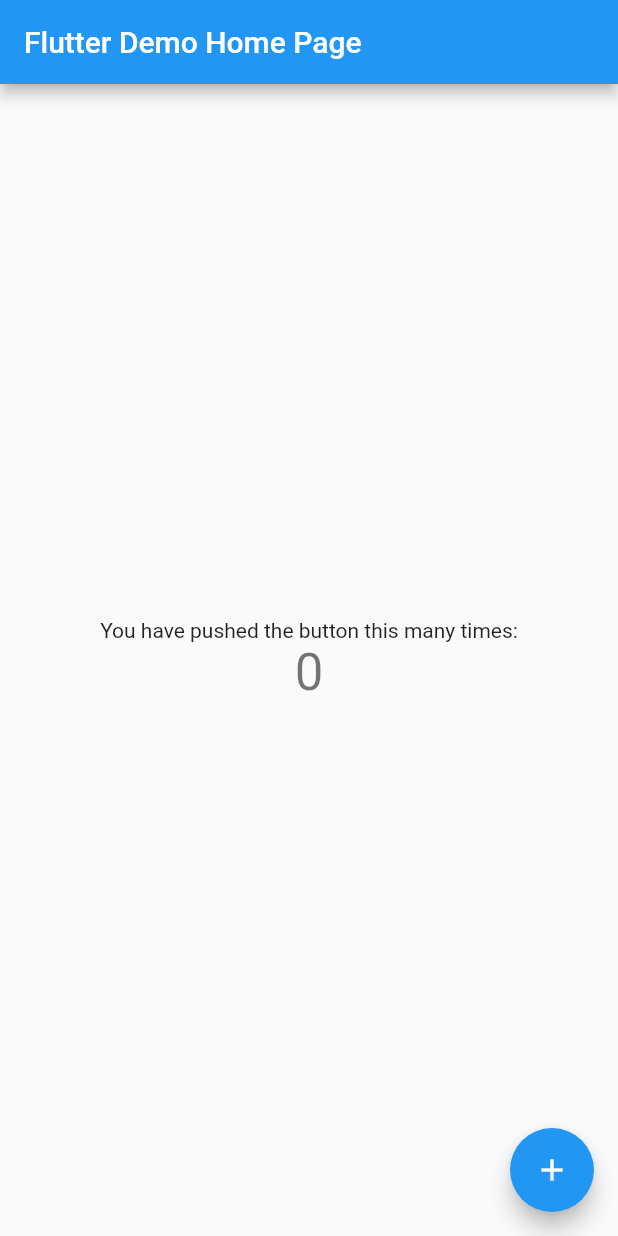
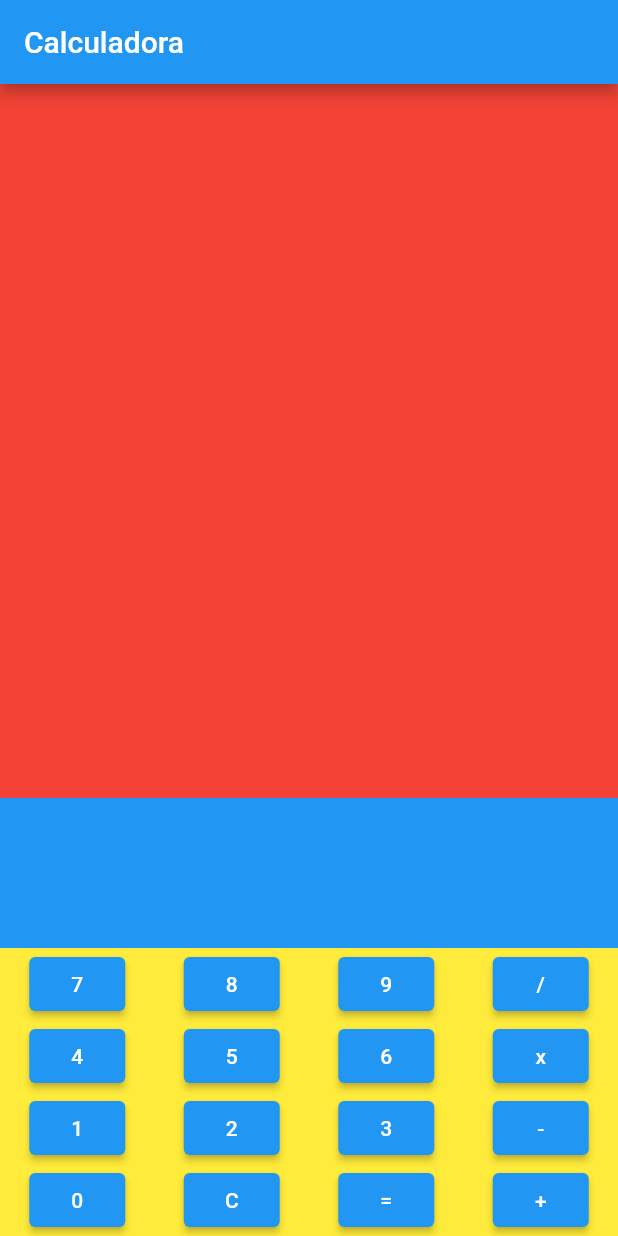
Before and after one commit to rfonseca7/calculadora, a Flutter app: the screen it shows after launch, on a phone screen of 412 x 824 dp. Run offline on Flutter 3.47's test engine with Material 2 defaults, Android fonts, the phone set to English and light mode, and no system bars.

Commit message:
actualización

```diff
--- a/lib/main.dart
+++ b/lib/main.dart
@@ -1,113 +1,17 @@
 import 'package:flutter/material.dart';
+import 'package:taller2calc/page/home-page.dart';
 
 void main() {
   runApp(MyApp());
 }
 
 class MyApp extends StatelessWidget {
-  // This widget is the root of your application.
   @override
   Widget build(BuildContext context) {
     return MaterialApp(
-      title: 'Flutter Demo',
-      theme: ThemeData(
-        // This is the theme of your application.
-        //
-        // Try running your application with "flutter run". You'll see the
-        // application has a blue toolbar. Then, without quitting the app, try
-        // changing the primarySwatch below to Colors.green and then invoke
-        // "hot reload" (press "r" in the console where you ran "flutter run",
-        // or simply save your changes to "hot reload" in a Flutter IDE).
-        // Notice that the counter didn't reset back to zero; the application
-        // is not restarted.
-        primarySwatch: Colors.blue,
-      ),
-      home: MyHomePage(title: 'Flutter Demo Home Page'),
+      title: "Aplicación de taler 1",
+      theme: ThemeData.light(),
+      home: HomePage(),
     );
   }
 }
-
-class MyHomePage extends StatefulWidget {
-  MyHomePage({Key key, this.title}) : super(key: key);
-
-  // This widget is the home page of your application. It is stateful, meaning
-  // that it has a State object (defined below) that contains fields that affect
-  // how it looks.
-
-  // This class is the configuration for the state. It holds the values (in this
-  // case the title) provided by the parent (in this case the App widget) and
-  // used by the build method of the State. Fields in a Widget subclass are
-  // always marked "final".
-
-  final String title;
-
-  @override
-  _MyHomePageState createState() => _MyHomePageState();
-}
-
-class _MyHomePageState extends State<MyHomePage> {
-  int _counter = 0;
-
-  void _incrementCounter() {
-    setState(() {
-      // This call to setState tells the Flutter framework that something has
-      // changed in this State, which causes it to rerun the build method below
-      // so that the display can reflect the updated values. If we changed
-      // _counter without calling setState(), then the build method would not be
-      // called again, and so nothing would appear to happen.
-      _counter++;
-    });
-  }
-
-  @override
-  Widget build(BuildContext context) {
-    // This method is rerun every time setState is called, for instance as done
-    // by the _incrementCounter method above.
-    //
-    // The Flutter framework has been optimized to make rerunning build methods
-    // fast, so that you can just rebuild anything that needs updating rather
-    // than having to individually change instances of widgets.
-    return Scaffold(
-      appBar: AppBar(
-        // Here we take the value from the MyHomePage object that was created by
-        // the App.build method, and use it to set our appbar title.
-        title: Text(widget.title),
-      ),
-      body: Center(
-        // Center is a layout widget. It takes a single child and positions it
-        // in the middle of the parent.
-        child: Column(
-          // Column is also a layout widget. It takes a list of children and
-          // arranges them vertically. By default, it sizes itself to fit its
-          // children horizontally, and tries to be as tall as its parent.
-          //
-          // Invoke "debug painting" (press "p" in the console, choose the
-          // "Toggle Debug Paint" action from the Flutter Inspector in Android
-          // Studio, or the "Toggle Debug Paint" command in Visual Studio Code)
-          // to see the wireframe for each widget.
-          //
-          // Column has various properties to control how it sizes itself and
-          // how it positions its children. Here we use mainAxisAlignment to
-          // center the children vertically; the main axis here is the vertical
-          // axis because Columns are vertical (the cross axis would be
-          // horizontal).
-          mainAxisAlignment: MainAxisAlignment.center,
-          children: <Widget>[
-            Text(
-              'You have pushed the button this many times:',
-            ),
-            Text(
-              '$_counter',
-              style: Theme.of(context).textTheme.headline4,
-            ),
-          ],
-        ),
-      ),
-      floatingActionButton: FloatingActionButton(
-        onPressed: _incrementCounter,
-        tooltip: 'Increment',
-        child: Icon(Icons.add),
-      ), // This trailing comma makes auto-formatting nicer for build methods.
-    );
-  }
-}
--- /dev/null
+++ b/lib/page/home-page.dart
@@ -0,0 +1,102 @@
+import 'package:flutter/material.dart';
+
+class HomePage extends StatefulWidget {
+  @override
+  _HomePageState createState() => _HomePageState();
+}
+
+class _HomePageState extends State<HomePage> {
+  String operaciones = "";
+
+  @override
+  Widget build(BuildContext context) {
+    return Scaffold(
+      appBar: AppBar(
+        title: Text("Calculadora"),
+      ),
+      body: _body(),
+    );
+  }
+
+  Widget _body() {
+    return Column(
+      children: [
+        Expanded(
+          child: Container(
+            color: Colors.red,
+          ),
+        ),
+        Container(
+          color: Colors.blue,
+          height: 100,
+          child: Row(
+            children: [
+              Text(operaciones),
+            ],
+          ),
+        ),
+        Container(
+          color: Colors.yellow,
+          child: Column(
+            children: [
+              Row(
+                mainAxisAlignment: MainAxisAlignment.spaceAround,
+                children: [
+                  ElevatedButton(onPressed: () {}, child: Text("7")),
+                  ElevatedButton(onPressed: () {}, child: Text("8")),
+                  ElevatedButton(onPressed: () {}, child: Text("9")),
+                  ElevatedButton(onPressed: () {}, child: Text("/"))
+                ],
+              ),
+              Row(
+                mainAxisAlignment: MainAxisAlignment.spaceAround,
+                children: [
+                  ElevatedButton(onPressed: () {}, child: Text("4")),
+                  ElevatedButton(onPressed: () {}, child: Text("5")),
+                  ElevatedButton(onPressed: () {}, child: Text("6")),
+                  ElevatedButton(onPressed: () {}, child: Text("x"))
+                ],
+              ),
+              Row(
+                mainAxisAlignment: MainAxisAlignment.spaceAround,
+                children: [
+                  ElevatedButton(onPressed: () {}, child: Text("1")),
+                  ElevatedButton(onPressed: () {}, child: Text("2")),
+                  ElevatedButton(onPressed: () {}, child: Text("3")),
+                  ElevatedButton(onPressed: () {}, child: Text("-"))
+                ],
+              ),
+              Row(
+                mainAxisAlignment: MainAxisAlignment.spaceAround,
+                children: [
+                  ElevatedButton(
+                      onPressed: () {
+                        setState(() {
+                          operaciones += "0";
+                        });
+                      },
+                      child: Text("0")),
+                  ElevatedButton(
+                      onPressed: () {
+                        setState(() {
+                          operaciones = "";
+                        });
+                      },
+                      child: Text("C")),
+                  ElevatedButton(onPressed: () {}, child: Text("=")),
+                  ElevatedButton(
+                      onPressed: () {
+                        setState(() {
+                          operaciones += " + ";
+                        });
+                      },
+                      child: Text("+"))
+                ],
+              ),
+            ],
+          ),
+        ),
+      ],
+    );
+  }
+}
```
